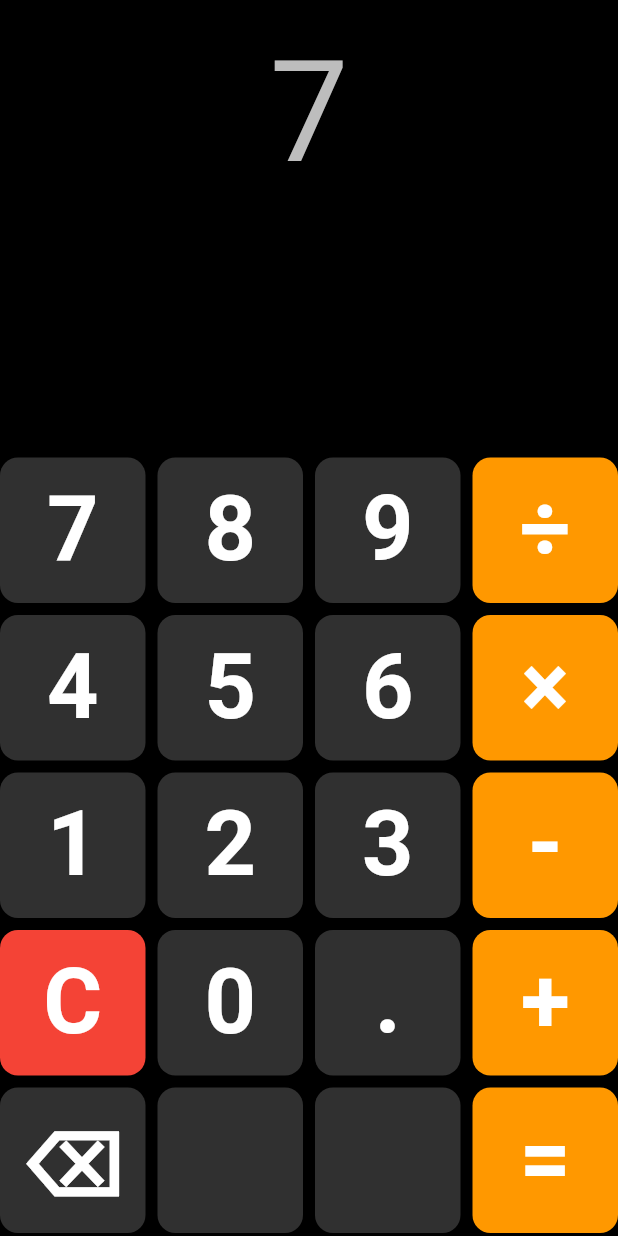
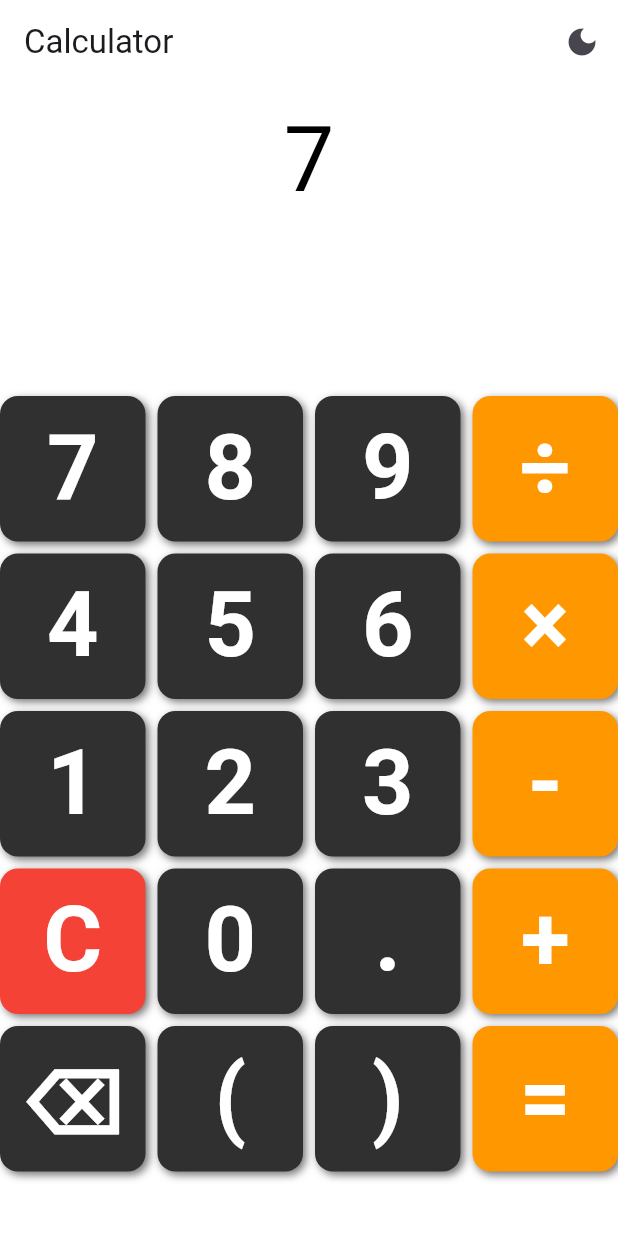
Before and after one commit to emtaylor1993/Simple-Calculator, a Flutter app: the screen it shows after launch, after a tap on an icon or button, on a phone screen of 412 x 824 dp. Run offline on Flutter 3.47's test engine with Material 3 defaults, Android fonts, the phone set to English and light mode, and no system bars; our stand-ins replace audioplayers, math_expressions, shared_preferences.

Commit message:
+ Added functionality for Theme Toggling.

```diff
--- a/simple_calculator/lib/main.dart
+++ b/simple_calculator/lib/main.dart
@@ -11,61 +11,115 @@
  *    flutter
  *    audioplayer
  *    math_expressions
+ *    shared_preferences
  */
 
 import 'package:flutter/material.dart';
 import 'package:audioplayers/audioplayers.dart';
 import 'package:math_expressions/math_expressions.dart';
+import 'package:shared_preferences/shared_preferences.dart';
 
-void main() => runApp(CalculatorApp());
+void main() => runApp(const CalculatorApp());
 
-// This class represents the root widget for the entire app.
-class CalculatorApp extends StatelessWidget {
+class CalculatorApp extends StatefulWidget {
   const CalculatorApp({super.key});
+
+  @override
+  State<CalculatorApp> createState() => _CalculatorAppState();
+}
+
+class _CalculatorAppState extends State<CalculatorApp> {
+  ThemeMode _themeMode = ThemeMode.system;
+
+  @override
+  void initState() {
+    super.initState();
+    _loadTheme();
+  }
+
+  Future<void> _loadTheme() async {
+    final prefs = await SharedPreferences.getInstance();
+    final themeString = prefs.getString('theme_mode') ?? 'system';
+    setState(() {
+      _themeMode = {
+        'light': ThemeMode.light,
+        'dark': ThemeMode.dark,
+        'system': ThemeMode.system,
+      }[themeString]!;
+    });
+  }
+
+  Future<void> _toggleTheme() async {
+    final prefs = await SharedPreferences.getInstance();
+    setState(() {
+      if (_themeMode == ThemeMode.light) {
+        _themeMode = ThemeMode.dark;
+        prefs.setString('theme_mode', 'dark');
+      } else {
+        _themeMode = ThemeMode.light;
+        prefs.setString('theme_mode', 'light');
+      }
+    });
+  }
 
   @override
   Widget build(BuildContext context) {
     return MaterialApp(
       title: 'Calculator',
       debugShowCheckedModeBanner: false,
-      theme: ThemeData.dark().copyWith(
+      themeMode: _themeMode,
+      theme: ThemeData.light().copyWith(
+        scaffoldBackgroundColor: Colors.white,
+        textTheme: const TextTheme(bodyLarge: TextStyle(color: Colors.black)),
+        elevatedButtonTheme: ElevatedButtonThemeData(
+          style: ElevatedButton.styleFrom(
+            shape: RoundedRectangleBorder(borderRadius: BorderRadius.circular(12)),
+          ),
+        ),
+      ),
+      darkTheme: ThemeData.dark().copyWith(
         scaffoldBackgroundColor: Colors.black,
         elevatedButtonTheme: ElevatedButtonThemeData(
           style: ElevatedButton.styleFrom(
-            shape: RoundedRectangleBorder(
-              borderRadius: BorderRadius.circular(12),
-            ),
+            shape: RoundedRectangleBorder(borderRadius: BorderRadius.circular(12)),
           ),
         ),
       ),
-      home: CalculatorHomePage(),
+      home: CalculatorHomePage(
+        onToggleTheme: _toggleTheme,
+        isDarkMode: _themeMode == ThemeMode.dark,
+      ),
     );
   }
 }
 
-// Main stateful widget that holds the calculator logic and UI.
 class CalculatorHomePage extends StatefulWidget {
-  const CalculatorHomePage({super.key});
+  final VoidCallback onToggleTheme;
+  final bool isDarkMode;
+
+  const CalculatorHomePage({
+    super.key,
+    required this.onToggleTheme,
+    required this.isDarkMode,
+  });
 
   @override
   CalculatorHomePageState createState() => CalculatorHomePageState();
 }
 
 class CalculatorHomePageState extends State<CalculatorHomePage> {
-  String _expression = '';  // User input.
-  String _result = '';      // Result after pressing "=".
+  String _expression = '';
+  String _result = '';
   bool _justEvaluated = false;
 
-  // Button labels in order. Used to build button grid.
   final List<String> buttons = [
     '7', '8', '9', '÷',
     '4', '5', '6', '×',
     '1', '2', '3', '-',
     'C', '0', '.', '+',
-    '⌫', '', '', '=',
+    '⌫', '(', ')', '=',
   ];
 
-  // Called when any button is tapped/pressed.
   void _buttonPressed(String value) {
     setState(() {
       if (value == 'C') {
@@ -81,7 +135,7 @@ class CalculatorHomePageState extends State<CalculatorHomePage> {
           } else {
             _result = 'Invalid';
           }
-        } catch (e) {
+        } catch (_) {
           _result = 'Error';
         }
       } else if (value == '⌫') {
@@ -93,7 +147,7 @@ class CalculatorHomePageState extends State<CalculatorHomePage> {
         final lastPart = parts.isNotEmpty ? parts.last : '';
         if (!lastPart.contains('.')) {
           if (_justEvaluated) {
-            _expression = '0.'; // Start new decimal.
+            _expression = '0.';
             _result = '';
             _justEvaluated = false;
           } else {
@@ -101,12 +155,11 @@ class CalculatorHomePageState extends State<CalculatorHomePage> {
           }
         }
       } else {
-        // If we just pressed = and now press a number, start fresh.
         if (_justEvaluated) {
-          if (RegExp(r'^\d$').hasMatch(value)) {
-            _expression = value; // New expression starts here.
+          if (RegExp(r'^\d$').hasMatch(value) || value == '.') {
+            _expression = value;
             _result = '';
-          } else if (['+', '-', '×', '÷'].contains(value)) {
+          } else if (['+', '-', '×', '÷', '(', ')'].contains(value)) {
             _expression = _result + value;
             _result = '';
           }
@@ -118,25 +171,19 @@ class CalculatorHomePageState extends State<CalculatorHomePage> {
     });
   }
 
-  // Expression evaluator.
   String _evaluate(String expr) {
     try {
-      // Replace all UI-friendly math symbols with true math symbols.
       String finalExpr = expr.replaceAll('×', '*').replaceAll('÷', '/');
-
-      // Use math_expressions package to parse and evaluate.
       ShuntingYardParser parser = ShuntingYardParser();
       Expression parsedExpression = parser.parse(finalExpr);
       ContextModel context = ContextModel();
-
       double eval = parsedExpression.evaluate(EvaluationType.REAL, context);
       return eval.toStringAsFixed(6).replaceFirst(RegExp(r'\.?0+$'), '');
-    } catch (e) {
+    } catch (_) {
       return 'Invalid';
     }
   }
 
-  // Constructs a single calculator button with animation and sound.
   Widget _buildButton(String text, {Color? color}) {
     return _AnimatedCalculatorButton(
       label: text,
@@ -148,46 +195,59 @@ class CalculatorHomePageState extends State<CalculatorHomePage> {
   @override
   Widget build(BuildContext context) {
     return Scaffold(
+      appBar: AppBar(
+        title: const Text('Calculator'),
+        elevation: 0,
+        backgroundColor: Colors.transparent,
+        actions: [
+          IconButton(
+            onPressed: widget.onToggleTheme,
+            icon: Icon(widget.isDarkMode ? Icons.wb_sunny : Icons.dark_mode),
+            tooltip: 'Toggle Theme',
+          )
+        ],
+      ),
       body: SafeArea(
         child: Center(
           child: Column(
             mainAxisSize: MainAxisSize.min,
-            mainAxisAlignment: MainAxisAlignment.center,
             children: [
-              // Display expression.
               Container(
-                padding: EdgeInsets.symmetric(horizontal: 16, vertical: 8),
+                padding: const EdgeInsets.symmetric(horizontal: 16, vertical: 8),
                 alignment: Alignment.center,
                 child: Text(
                   _expression,
-                  style: TextStyle(fontSize: 94, color: Colors.grey[400]),
+                  style: TextStyle(fontSize: 60, color: Theme.of(context).textTheme.bodyLarge!.color),
                 ),
               ),
-
-              // Display result.
               Container(
-                padding: EdgeInsets.symmetric(horizontal: 16),
+                padding: const EdgeInsets.symmetric(horizontal: 16),
                 alignment: Alignment.center,
                 child: Text(
                   _result,
-                  style: TextStyle(fontSize: 94, fontWeight: FontWeight.bold, color: Colors.white),
+                  style: TextStyle(
+                    fontSize: 60,
+                    fontWeight: FontWeight.bold,
+                    color: Theme.of(context).textTheme.bodyLarge!.color,
+                  ),
                 ),
               ),
-
-              SizedBox(height: 20),
-
-              // Grid of buttons.
+              const SizedBox(height: 20),
               SizedBox(
                 width: 640,
                 height: 800,
                 child: GridView.count(
-                  physics: NeverScrollableScrollPhysics(),
+                  physics: const NeverScrollableScrollPhysics(),
                   crossAxisCount: 4,
                   crossAxisSpacing: 8,
                   mainAxisSpacing: 8,
                   children: buttons.map((button) {
                     final isOperator = ['÷', '×', '-', '+', '='].contains(button);
-                    final color = button == 'C' ? Colors.red : isOperator ? Colors.orange : null;
+                    final color = button == 'C'
+                        ? Colors.red
+                        : isOperator
+                            ? Colors.orange
+                            : null;
                     return _buildButton(button, color: color);
                   }).toList(),
                 ),
@@ -200,7 +260,6 @@ class CalculatorHomePageState extends State<CalculatorHomePage> {
   }
 }
 
-// Custom widget for animated, tappable calculator buttons.
 class _AnimatedCalculatorButton extends StatefulWidget {
   final String label;
   final Color color;
@@ -217,31 +276,28 @@ class _AnimatedCalculatorButton extends StatefulWidget {
 }
 
 class _AnimatedCalculatorButtonState extends State<_AnimatedCalculatorButton> with TickerProviderStateMixin {
-  late AnimationController _scaleController;      // For scale-in animation.
-  late AnimationController _flashController;      // For color flash.
-  late Animation<Color?> _flashAnimation;         // Animates the button color.
-  final AudioPlayer _audioPlayer = AudioPlayer(); // For tap sound.
+  late AnimationController _scaleController;
+  late AnimationController _flashController;
+  late Animation<Color?> _flashAnimation;
+  final AudioPlayer _audioPlayer = AudioPlayer();
 
   @override
   void initState() {
     super.initState();
 
-    // Button press scale-in animation for a slight shrink.
     _scaleController = AnimationController(
       vsync: this,
-      duration: Duration(milliseconds: 100),
+      duration: const Duration(milliseconds: 100),
       lowerBound: 0.95,
       upperBound: 1.0,
       value: 1.0,
     );
 
-    // Flash-to-white animation controller.
     _flashController = AnimationController(
       vsync: this,
-      duration: Duration(milliseconds: 200),
+      duration: const Duration(milliseconds: 200),
     );
 
-    // Animate button color between original and a light gray.
     _flashAnimation = ColorTween(
       begin: widget.color,
       end: const Color.fromARGB(255, 184, 183, 183),
@@ -250,7 +306,6 @@ class _AnimatedCalculatorButtonState extends State<_AnimatedCalculatorButton> wi
       curve: Curves.easeOut,
     ));
 
-    // Automatically reverse the flash after it's done.
     _flashController.addStatusListener((status) {
       if (status == AnimationStatus.completed) {
         _flashController.reverse();
@@ -265,18 +320,15 @@ class _AnimatedCalculatorButtonState extends State<_AnimatedCalculatorButton> wi
     super.dispose();
   }
 
-  // When button is pressed.
   void _onTapDown(TapDownDetails details) {
     _scaleController.reverse();
     _flashController.forward(from: 0.0);
   }
 
-  // When button is released.
   void _onTapUp(TapUpDetails details) {
     _scaleController.forward();
   }
 
-  // Cancel animation if tap is cancelled.
   void _onTapCancel() {
     _scaleController.forward();
   }
@@ -300,7 +352,7 @@ class _AnimatedCalculatorButtonState extends State<_AnimatedCalculatorButton> wi
               decoration: BoxDecoration(
                 color: _flashAnimation.value,
                 borderRadius: BorderRadius.circular(12),
-                boxShadow: [
+                boxShadow: const [
                   BoxShadow(
                     color: Colors.black54,
                     blurRadius: 4,
@@ -311,10 +363,10 @@ class _AnimatedCalculatorButtonState extends State<_AnimatedCalculatorButton> wi
               child: Center(
                 child: Text(
                   widget.label,
-                  style: TextStyle(
+                  style: const TextStyle(
                     fontSize: 60,
                     fontWeight: FontWeight.w600,
-                    color: Colors.white, // Change to black for contrast on white flash
+                    color: Colors.white,
                   ),
                 ),
               ),
--- a/simple_calculator/pubspec.yaml
+++ b/simple_calculator/pubspec.yaml
@@ -37,6 +37,7 @@ dependencies:
 
   audioplayers: ^5.2.1
   math_expressions: ^2.7.0
+  shared_preferences: ^2.2.2
 
 dev_dependencies:
   flutter_test:
```
Also changed, not shown: simple_calculator/pubspec.lock, 1 other file.
